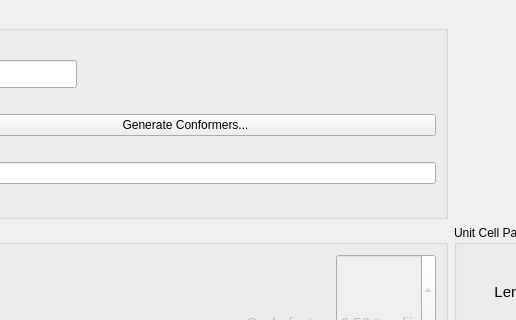
Old version of the form src/xtalopt/ui/molecular/tab_molecularinit.ui in the repository xtalopt/XtalOpt; both pictures show x 206 to 722 and y 0 to 320 of the 1062 by 589 pixel window.
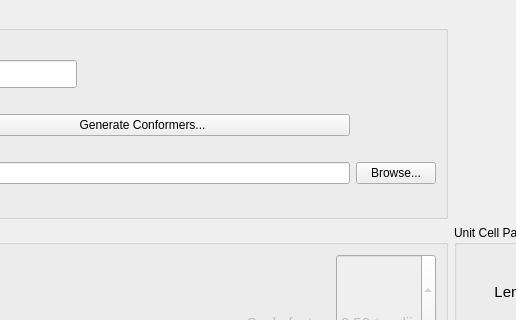
New version of the form.

Commit message: Added a browse button for conf dir on molecular tab_init

What changed in the file:
```diff
--- a/src/xtalopt/ui/molecular/tab_molecularinit.ui
+++ b/src/xtalopt/ui/molecular/tab_molecularinit.ui
@@ -115,6 +115,13 @@
         </property>
        </widget>
       </item>
+      <item row="2" column="2">
+       <widget class="QPushButton" name="push_browseConfDir">
+        <property name="text">
+         <string>Browse...</string>
+        </property>
+       </widget>
+      </item>
      </layout>
     </widget>
    </item>
```
The commit also changes 2 other files.
